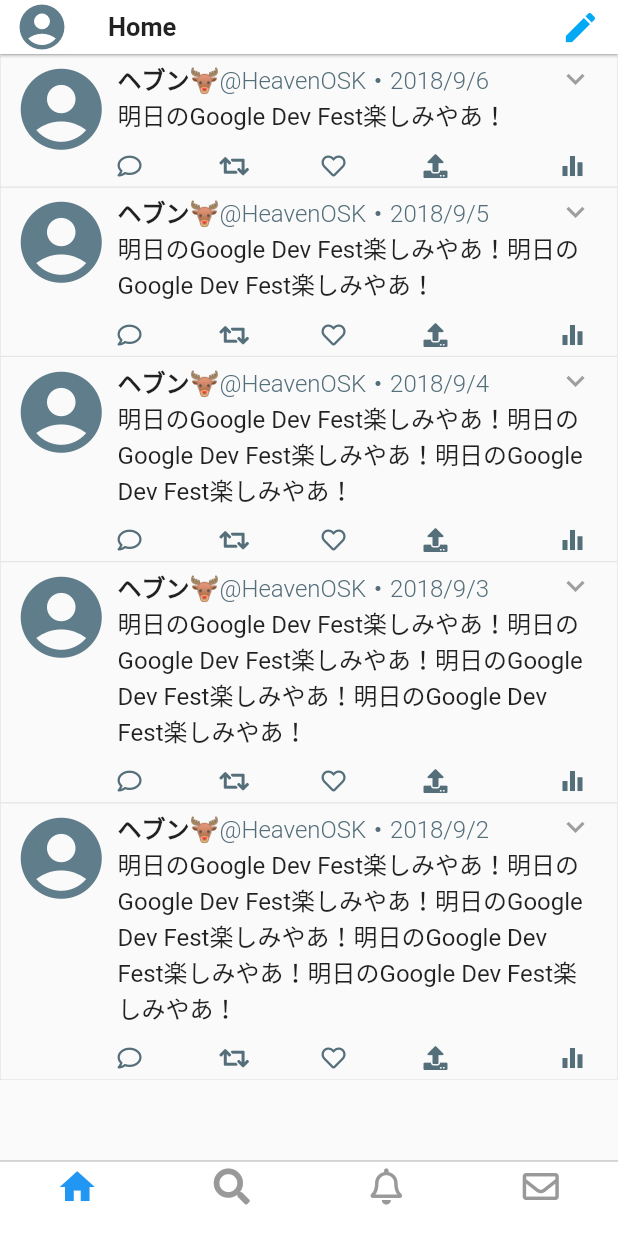
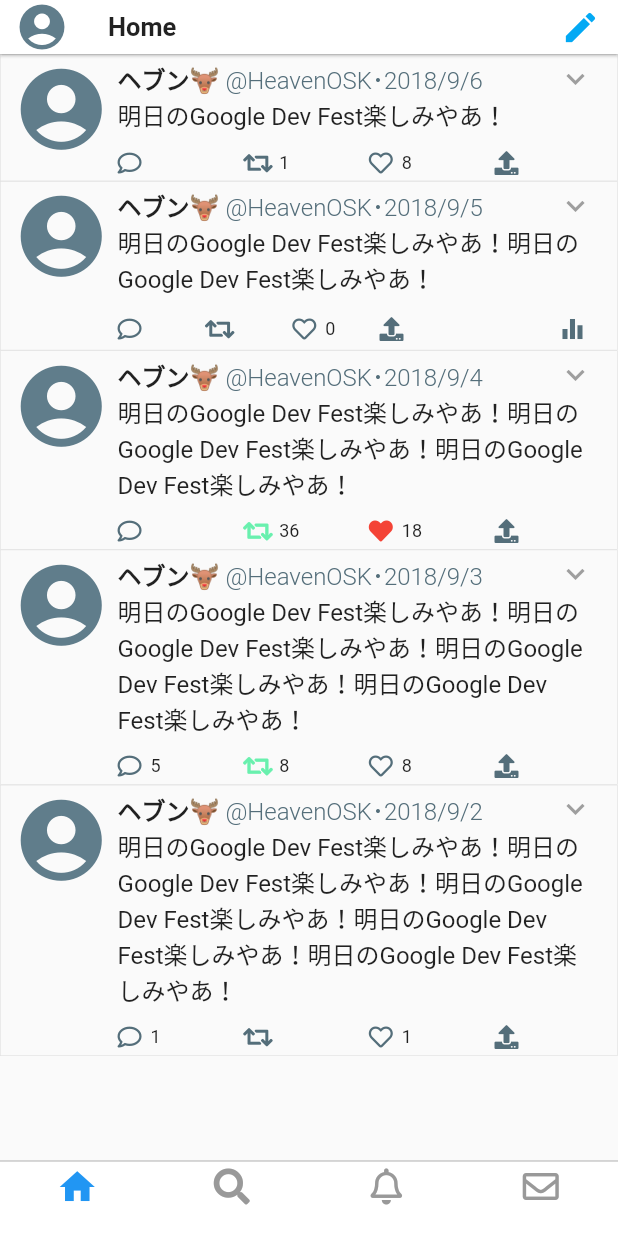
Before and after one commit to HeavenOSK/Flitter, a Flutter app: the screen it shows after launch, on a phone screen of 412 x 824 dp. Run offline on Flutter 3.47's test engine with Material 2 defaults, Android fonts, the phone set to English and light mode, and no system bars; our stand-ins replace font_awesome_flutter.

Commit message:
fix BottomIcons and Tweet model

```diff
--- a/lib/models/tweet.dart
+++ b/lib/models/tweet.dart
@@ -7,6 +7,12 @@ class Tweet {
     @required this.accountName,
     @required this.dateTime,
     @required this.contents,
+    this.repliedCount = 0,
+    this.retweetedCount = 0,
+    this.likedCount = 0,
+    this.meTweeted = false,
+    this.meRetweeted: false,
+    this.meLiked: false,
   })  : assert(userName != null),
         assert(accountName != null),
         assert(dateTime != null),
@@ -17,8 +23,21 @@ class Tweet {
   final DateTime dateTime;
   final String contents;
 
-  String getDateTimeStr(){
-    String dateTImeStr = dateTime.year.toString()+'/'+dateTime.month.toString()+'/'+dateTime.day.toString();
+  final int repliedCount;
+  final int retweetedCount;
+  final int likedCount;
+
+  // ツイートに対して自分がアクションをしたか
+  final bool meTweeted;
+  final bool meRetweeted;
+  final bool meLiked;
+
+  String getDateTimeStr() {
+    String dateTImeStr = dateTime.year.toString() +
+        '/' +
+        dateTime.month.toString() +
+        '/' +
+        dateTime.day.toString();
     return dateTImeStr;
   }
 }
--- a/lib/ui/components/tweet_card.dart
+++ b/lib/ui/components/tweet_card.dart
@@ -64,7 +64,7 @@ class TweetCard extends StatelessWidget {
                 ),
               ),
               Text(
-                '@' + tweet.accountName + '・' + tweet.getDateTimeStr(),
+                ' @' + tweet.accountName + '･' + tweet.getDateTimeStr(),
                 style: TextStyle(
                   fontSize: _fontSize,
                   fontWeight: FontWeight.w300,
@@ -97,25 +97,50 @@ class TweetCard extends StatelessWidget {
         mainAxisAlignment: MainAxisAlignment.start,
         children: <Widget>[
           Icon(FontAwesomeIcons.comment, size: 16.0, color: _subColor),
-          Container(
-            width: 52.0,
+          Expanded(
+            flex: 1,
+            child: Container(
+              padding: EdgeInsets.fromLTRB(6.0, 0.0, 0.0, 0.0),
+              child: tweet.repliedCount > 0
+                  ? Text(tweet.repliedCount.toString(),
+                      style: TextStyle(fontSize: 12.0))
+                  : Container(),
+            ),
           ),
-          Icon(FontAwesomeIcons.retweet, size: 16.0, color: _subColor),
-          Container(
-            width: 52.0,
+          Icon(FontAwesomeIcons.retweet,
+              size: 16.0,
+              color: tweet.meRetweeted ? Colors.greenAccent : _subColor),
+          Expanded(
+            flex: 1,
+            child: Container(
+              padding: EdgeInsets.fromLTRB(8.0, 0.0, 0.0, 0.0),
+              child: tweet.retweetedCount > 0
+                  ? Text(tweet.retweetedCount.toString(),
+                      style: TextStyle(fontSize: 12.0))
+                  : Container(),
+            ),
           ),
-          Icon(FontAwesomeIcons.heart, size: 16.0, color: _subColor),
-          Container(
-            width: 52.0,
+          tweet.meLiked
+              ? Icon(FontAwesomeIcons.solidHeart, size: 16.0, color: Colors.red)
+              : Icon(FontAwesomeIcons.heart, size: 16.0, color: _subColor),
+          Expanded(
+            flex: 1,
+            child: Container(
+                padding: EdgeInsets.fromLTRB(6.0, 0.0, 0.0, 0.0),
+                child: Text(tweet.likedCount.toString(),
+                    style: TextStyle(fontSize: 12.0))),
           ),
           Icon(FontAwesomeIcons.upload, size: 16.0, color: _subColor),
-          Expanded(
-            child: Container(
-              margin: EdgeInsets.fromLTRB(0.0, 0.0, 4.0, 0.0),
-              alignment: Alignment.topRight,
-              child: Icon(Icons.equalizer, size: 20.0, color: _subColor),
-            ),
-          ),
+          tweet.meTweeted
+              ? Expanded(
+                  flex: 3,
+                  child: Container(
+                    margin: EdgeInsets.fromLTRB(0.0, 0.0, 4.0, 0.0),
+                    alignment: Alignment.topRight,
+                    child: Icon(Icons.equalizer, size: 20.0, color: _subColor),
+                  ),
+                )
+              : Container(width:50.0),
         ],
       ),
     );
--- a/lib/ui/pages/tweet_helper.dart
+++ b/lib/ui/pages/tweet_helper.dart
@@ -6,18 +6,26 @@ class TweetHelper {
     accountName: 'HeavenOSK',
     dateTime: DateTime(2018, 09, 06),
     contents: '明日のGoogle Dev Fest楽しみやあ！',
+    retweetedCount: 1,
+    likedCount: 8,
   );
   static final tweet02 = Tweet(
     userName: 'ヘブン🦌',
     accountName: 'HeavenOSK',
     dateTime: DateTime(2018, 09, 05),
     contents: '明日のGoogle Dev Fest楽しみやあ！明日のGoogle Dev Fest楽しみやあ！',
+    meTweeted : true,
   );
   static final tweet03 = Tweet(
     userName: 'ヘブン🦌',
     accountName: 'HeavenOSK',
     dateTime: DateTime(2018, 09, 04),
     contents: '明日のGoogle Dev Fest楽しみやあ！明日のGoogle Dev Fest楽しみやあ！明日のGoogle Dev Fest楽しみやあ！',
+    retweetedCount: 36,
+    likedCount: 18,
+    meTweeted : false,
+    meRetweeted : true,
+    meLiked : true,
   );
 
   static final tweet04 = Tweet(
@@ -25,6 +33,10 @@ class TweetHelper {
     accountName: 'HeavenOSK',
     dateTime: DateTime(2018, 09, 03),
     contents: '明日のGoogle Dev Fest楽しみやあ！明日のGoogle Dev Fest楽しみやあ！明日のGoogle Dev Fest楽しみやあ！明日のGoogle Dev Fest楽しみやあ！',
+    repliedCount:5,
+    retweetedCount: 8,
+    likedCount: 8,
+    meRetweeted : true,
   );
 
   static final tweet05 = Tweet(
@@ -32,6 +44,8 @@ class TweetHelper {
     accountName: 'HeavenOSK',
     dateTime: DateTime(2018, 09, 02),
     contents: '明日のGoogle Dev Fest楽しみやあ！明日のGoogle Dev Fest楽しみやあ！明日のGoogle Dev Fest楽しみやあ！明日のGoogle Dev Fest楽しみやあ！明日のGoogle Dev Fest楽しみやあ！',
+    repliedCount:1,
+    likedCount: 1,
   );
 
   static final tweet06 = Tweet(
@@ -39,6 +53,9 @@ class TweetHelper {
     accountName: 'HeavenOSK',
     dateTime: DateTime(2018, 09, 01),
     contents: '明日のGoogle Dev Fest楽しみやあ！明日のGoogle Dev Fest楽しみやあ！明日のGoogle Dev Fest楽しみやあ！明日のGoogle Dev Fest楽しみやあ！明日のGoogle Dev Fest楽しみやあ！明日のGoogle Dev Fest楽しみやあ！',
+    repliedCount:2,
+    retweetedCount: 320,
+    likedCount: 88,
   );
 
 
```
